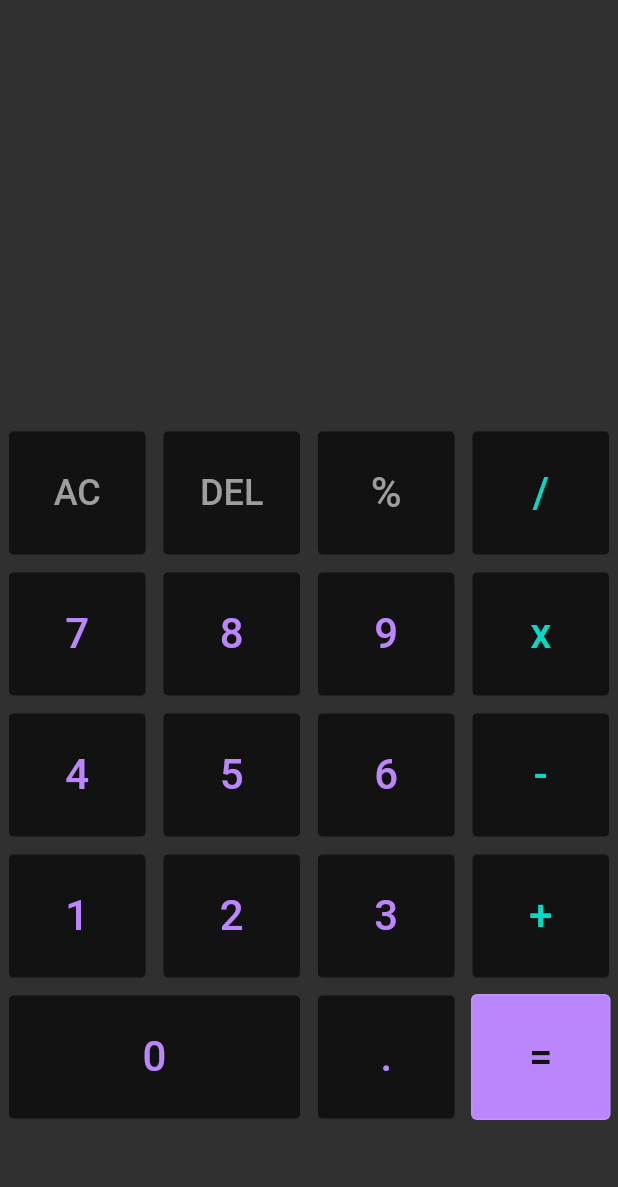
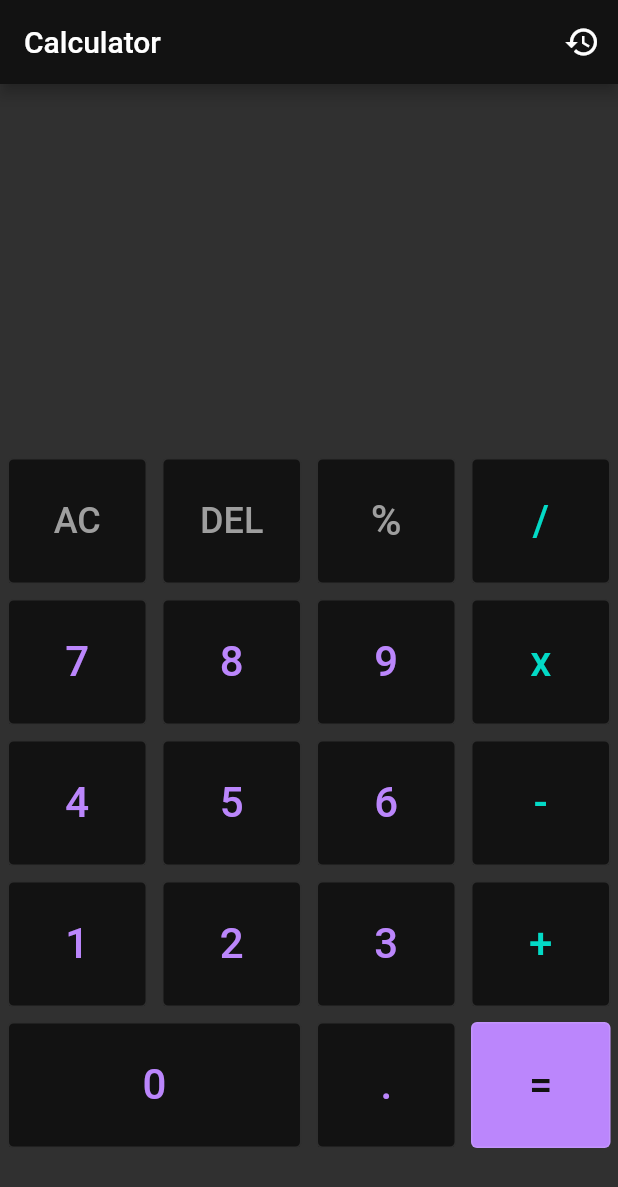
Before and after one commit to pureduck2/calculator, a Flutter app: the screen it shows after launch, on a phone screen of 412 x 824 dp. Shown: the top 1187 px of the screen. Run offline on Flutter 3.47's test engine with Material 2 defaults, Android fonts, the phone set to English and light mode, and no system bars; our stand-ins replace fluttertoast, math_expressions.

Commit message:
Add history

```diff
--- a/lib/app.dart
+++ b/lib/app.dart
@@ -1,3 +1,4 @@
+import 'package:calculator/screens/history.dart';
 import 'package:flutter/material.dart';
 import 'screens/calculator.dart';
 
@@ -16,7 +17,11 @@ class MyApp extends StatelessWidget {
               .copyWith(secondary: Colors.pink)),
       darkTheme: ThemeData.dark().copyWith(colorScheme: const ColorScheme.dark()),
       themeMode: ThemeMode.dark,
-      home: const Calculator(),
+      initialRoute: '/',
+      routes: {
+        '/': (context) => const Calculator(),
+        '/history': (context) => const History(),
+      },
     );
   }
 }
--- /dev/null
+++ b/lib/historyitem.dart
@@ -0,0 +1,5 @@
+class HistoryItem {
+  HistoryItem(this.equation, this.result);
+  late String equation;
+  late String result;
+}
--- a/lib/screens/calculator.dart
+++ b/lib/screens/calculator.dart
@@ -1,3 +1,4 @@
+import 'package:calculator/historyitem.dart';
 import 'package:calculator/widgets/button.dart';
 import 'package:flutter/material.dart';
 import 'package:calculator/widgets/equation.dart';
@@ -14,6 +15,7 @@ class Calculator extends StatefulWidget {
 class _CalculatorState extends State<Calculator> {
   String mainEquation = '';
   String secondEquation = '';
+  List<HistoryItem> history = [];
 
   String removeLast(String string) {
     if (string.isNotEmpty) {
@@ -117,7 +119,6 @@ class _CalculatorState extends State<Calculator> {
         Parser p = Parser();
         var equation = secondEquation.replaceAll('x', '*');
         if (isSymbol(getLast(equation))) {
-          // equation = removeLast(equation);
           Fluttertoast.showToast(
             msg: 'Użyto nieprawidłowego formatu',
             backgroundColor: Colors.transparent
@@ -129,6 +130,7 @@ class _CalculatorState extends State<Calculator> {
         if (mainEquation.endsWith('.0')) {
           mainEquation = mainEquation.substring(0, mainEquation.length - 2);
         }
+        history.add(HistoryItem(equation, mainEquation));
       } catch (e) {
         mainEquation = '';
         debugPrint(e.toString());
@@ -183,6 +185,16 @@ class _CalculatorState extends State<Calculator> {
         buttons.sublist(start, end).toList();
 
     return Scaffold(
+      appBar: AppBar(
+        title: const Text('Calculator'),
+        actions: [
+          IconButton(
+              onPressed: () {
+                Navigator.pushNamed(context, '/history', arguments: history);
+              },
+              icon: const Icon(Icons.history))
+        ],
+      ),
       body: SafeArea(
         child: Column(
           mainAxisAlignment: MainAxisAlignment.spaceEvenly,
```
Also changed, not shown: lib/screens/history.dart (added, +54 -0 lines).
